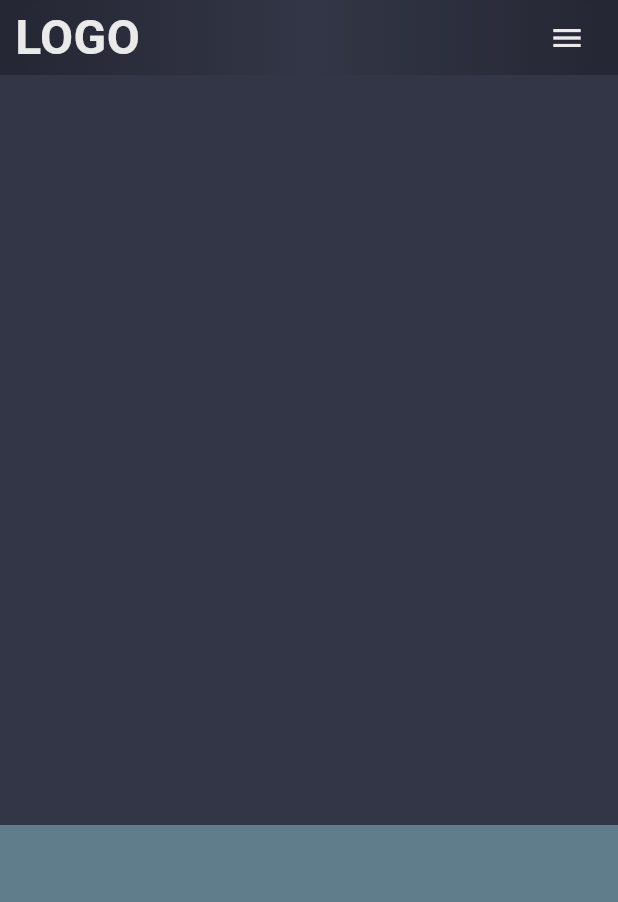
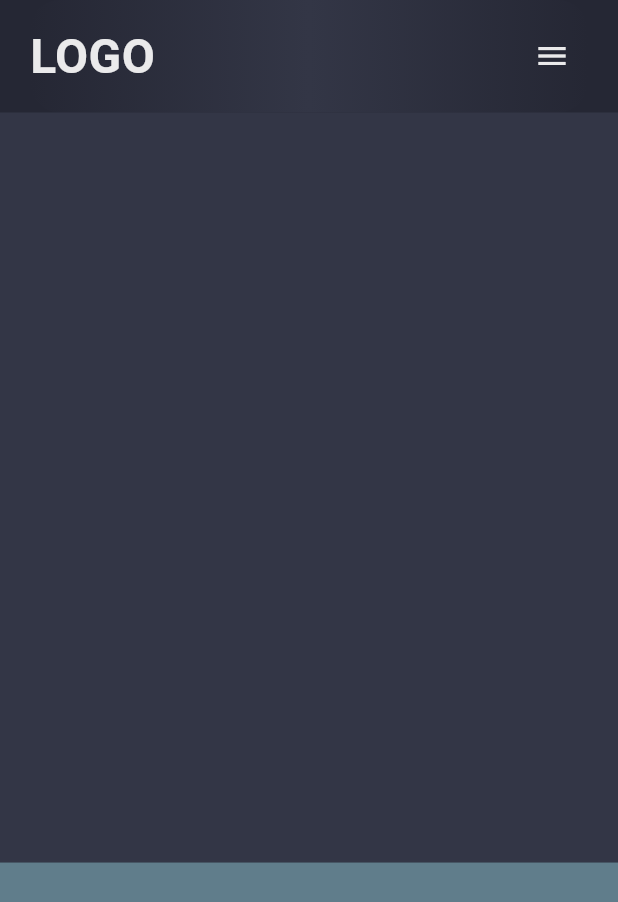
Before and after one commit to t-rogalski/kursflutter, a Flutter app: the screen it shows after launch, on a phone screen of 412 x 824 dp. Shown: the top 902 px of the screen. Run offline on Flutter 3.47's test engine with Material 3 defaults, Android fonts, the phone set to English and light mode, and no system bars.

Commit message:
Dodanie responsywności dla navbaru

```diff
--- /dev/null
+++ b/lib/constants/size.dart
@@ -0,0 +1 @@
+const double kminWidth = 700;
--- a/lib/pages/home_page.dart
+++ b/lib/pages/home_page.dart
@@ -1,7 +1,8 @@
 import 'package:flutter/material.dart';
 import 'package:flutter_application_1/constants/colors.dart';
-import 'package:flutter_application_1/constants/navbar_names.dart';
+import 'package:flutter_application_1/constants/size.dart';
 import 'package:flutter_application_1/widgets/drawer_mobile.dart';
+import 'package:flutter_application_1/widgets/navbar_desktop.dart';
 import 'package:flutter_application_1/widgets/navbar_mobile.dart';
 
 class HomePage extends StatefulWidget {
@@ -15,17 +16,21 @@ class _HomePageState extends State<HomePage> {
   final GlobalKey<ScaffoldState> _scaffoldKey = GlobalKey<ScaffoldState>();
   @override
   Widget build(BuildContext context) {
+    return LayoutBuilder(
+      builder: (context, constraints) {
         return Scaffold(
           key: _scaffoldKey,
           backgroundColor: CustomColor.scaffoldBg,
-      endDrawer: DrawerMobile(),
+          endDrawer: constraints.maxWidth >= kminWidth ? null : DrawerMobile(),
           body: ListView(
             scrollDirection: Axis.vertical,
             children: [
               //MAIN
-          // NavbarDesktop(),
-          NavbarMobile(
-            onMenuTap: () => _scaffoldKey.currentState?.openEndDrawer(),
+              constraints.maxWidth >= kminWidth
+                  ? NavbarDesktop()
+                  : NavbarMobile(
+                      onMenuTap: () =>
+                          _scaffoldKey.currentState?.openEndDrawer(),
                     ),
 
               //SKILLS
@@ -45,5 +50,7 @@ class _HomePageState extends State<HomePage> {
             ],
           ),
         );
+      },
+    );
   }
 }
--- a/lib/widgets/navbar_mobile.dart
+++ b/lib/widgets/navbar_mobile.dart
@@ -11,9 +11,9 @@ class NavbarMobile extends StatelessWidget {
   @override
   Widget build(BuildContext context) {
     return Container(
-      height: 50,
+      height: 75,
       width: double.maxFinite,
-      margin: const EdgeInsets.symmetric(horizontal: 10),
+      margin: const EdgeInsets.symmetric(horizontal: 20),
       decoration: navbarDecoration(),
       child: Row(
         children: [
```
Lines whose indentation alone changed are shown as unchanged.
